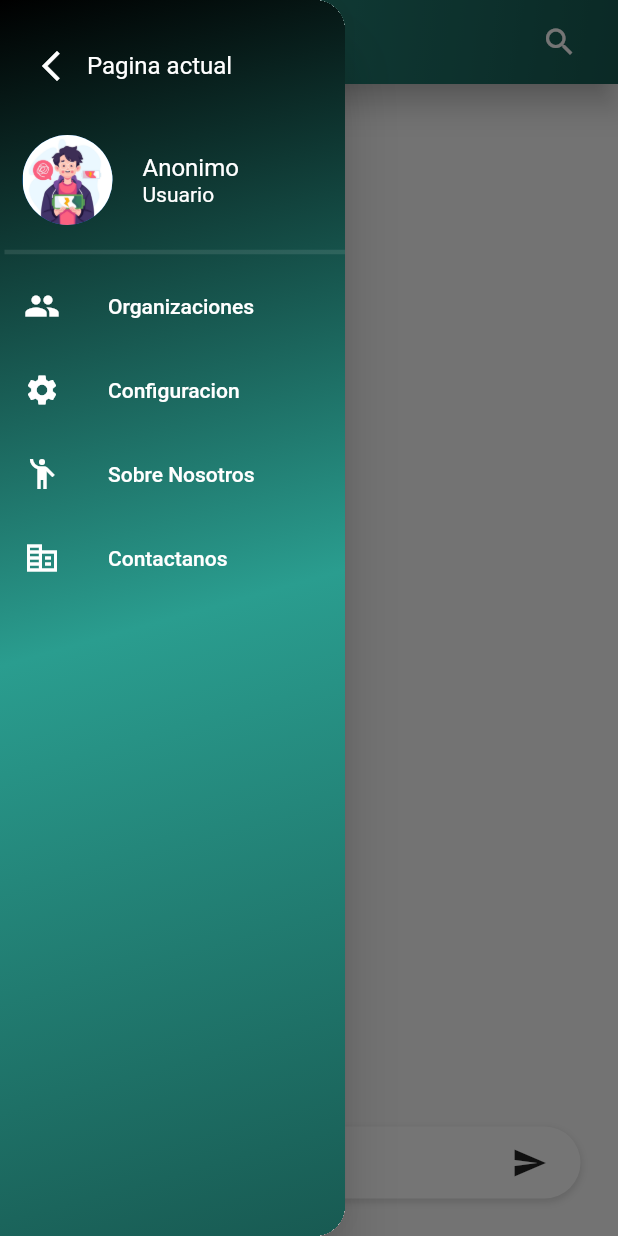
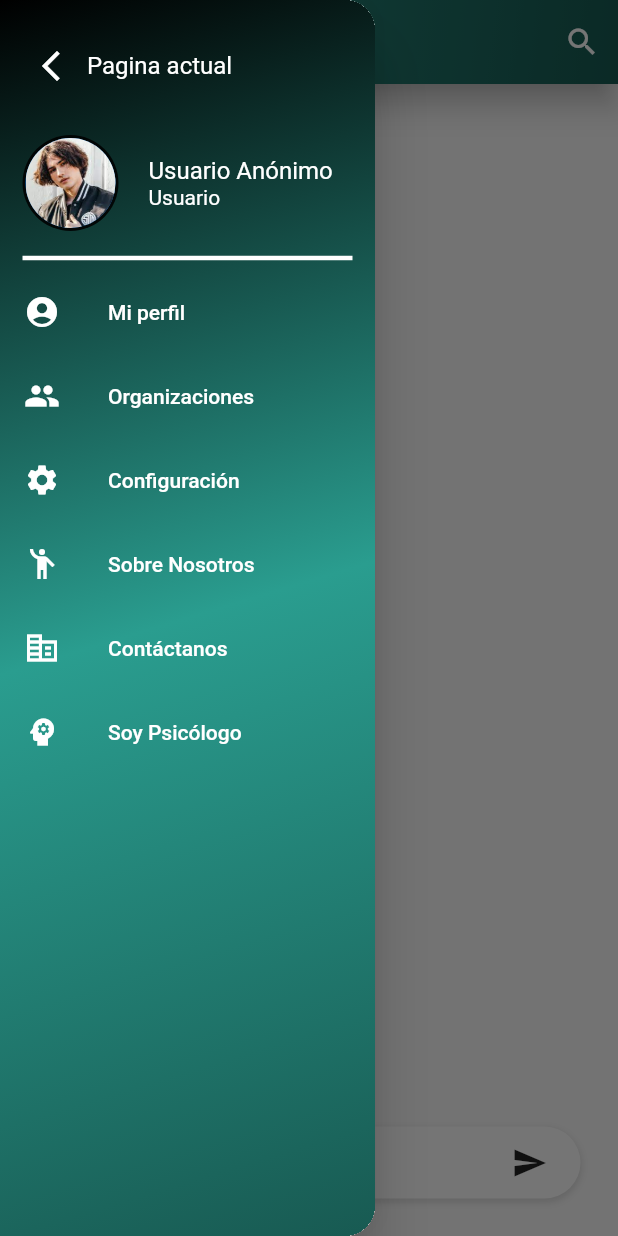
Before and after one commit to WanderTheWeeb/Sante, a Flutter app: the Sante screen opened by its route, with the side drawer open, on a phone screen of 412 x 824 dp. Run offline on Flutter 3.47's test engine with Material 2 defaults, Android fonts, the light colour scheme and no system bars; our stand-ins replace shared_preferences, smooth_page_indicator; accounts and stored records are empty.

Commit message:
Drawer con estilo y se corrigio un problema con las dimensiones

```diff
--- a/lib/src/screens/Sante.dart
+++ b/lib/src/screens/Sante.dart
@@ -24,7 +24,8 @@ class _SanteState extends State<Sante> {
           onPressed: () {
             _globalKey.currentState?.openDrawer();
           },
-            icon: const Icon(Icons.menu)),
+          icon: const Icon(Icons.menu),
+        ),
         elevation: 8,
         backgroundColor: Colors.transparent,
         flexibleSpace: Container(
@@ -32,7 +33,7 @@ class _SanteState extends State<Sante> {
             gradient: LinearGradient(
               colors: [
                 Color.fromRGBO(42, 157, 143, 1.0),
-                Color.fromRGBO(24, 90, 82, 1.0)
+                Color.fromRGBO(24, 90, 82, 1.0),
               ],
               begin: Alignment.topLeft,
               end: Alignment.bottomRight,
@@ -40,25 +41,19 @@ class _SanteState extends State<Sante> {
           ),
         ),
         actions: [
-          Container(
-            margin: const EdgeInsets.symmetric(horizontal: 15),
-            child: Row(
-              children: [
           IconButton(
-                  icon: const Icon(Icons.search), // Icono del botón
+            icon: const Icon(Icons.search),
             onPressed: () {
-                    // Acción al presionar el botón (puedes colocar aquí tu lógica)
+              // Acción al presionar el botón de búsqueda
             },
-                ),
-              ],
-            ),
           ),
         ],
       ),
       body: const ChatScreen(),
       drawer: Drawer(
-        width: 230,
-        shape: const RoundedRectangleBorder(borderRadius: BorderRadius.horizontal(right: Radius.circular(20))),
+        width: 250,
+        shape: const RoundedRectangleBorder(borderRadius: BorderRadius.horizontal(right: Radius.circular(20)),
+        ),
         child: Container(
           decoration: const BoxDecoration(
             gradient: LinearGradient(
@@ -71,15 +66,19 @@ class _SanteState extends State<Sante> {
               end: Alignment.bottomRight,
             ),
           ),
-          child: Column(
+          child: ListView(
+            children: [
+              Column(
                 crossAxisAlignment: CrossAxisAlignment.start,
                 children: [
-              Padding(
+                  Container(
                     padding: const EdgeInsets.fromLTRB(10, 20, 20, 20),
                     child: Row(
                       children: [
                         IconButton(
-                      onPressed: () {},
+                          onPressed: () {
+                            Navigator.pop(context);
+                          },
                           icon: const Icon(
                             Icons.arrow_back_ios_new,
                             color: Colors.white,
@@ -88,7 +87,7 @@ class _SanteState extends State<Sante> {
                         const Text(
                           pagenow,
                           style: TextStyle(color: Colors.white, fontSize: 16),
-                    )
+                        ),
                       ],
                     ),
                   ),
@@ -98,15 +97,19 @@ class _SanteState extends State<Sante> {
                       mainAxisAlignment: MainAxisAlignment.start,
                       children: [
                         CircleAvatar(
+                          backgroundColor: Colors.black87,
+                          radius: 32,
+                          child: CircleAvatar(
                             radius: 30,
-                      backgroundImage: AssetImage('assets/images/IntroImage.jpg'),
+                            backgroundImage: AssetImage('assets/images/profileDefault.jpg'),
+                          ),
                         ),
                         SizedBox(width: 20),
                         Column(
                           crossAxisAlignment: CrossAxisAlignment.start,
                           children: [
                             Text(
-                          'Anonimo',
+                              'Usuario Anónimo',
                               style: TextStyle(
                                 color: Colors.white,
                                 fontSize: 16,
@@ -120,21 +123,23 @@ class _SanteState extends State<Sante> {
                               ),
                             ),
                           ],
-                    )
+                        ),
                       ],
                     ),
                   ),
-              const Divider(color: Colors.white10, thickness: 3, indent: 3),
+                  const Divider(color: Colors.white, thickness: 3, indent: 15, endIndent: 15),
+                  TileDrawer('Mi perfil', Icons.account_circle),
                   TileDrawer('Organizaciones', Icons.group),
-              TileDrawer('Configuracion', Icons.settings),
+                  TileDrawer('Configuración', Icons.settings),
                   TileDrawer('Sobre Nosotros', Icons.emoji_people),
-              TileDrawer('Contactanos', Icons.corporate_fare),
+                  TileDrawer('Contáctanos', Icons.corporate_fare),
+                  TileDrawer('Soy Psicólogo', Icons.psychology),
+                ],
+              ),
             ],
           ),
         ),
-      )
-
-      ,
+      ),
     );
   }
 }
--- a/lib/utils/utils.dart
+++ b/lib/utils/utils.dart
@@ -12,7 +12,8 @@ Widget TextSectionV1(String title, String text) => Column(
               border: Border.all(color: Colors.grey[300]!),
               borderRadius: BorderRadius.circular(8),
             ),
-          child: Column(crossAxisAlignment: CrossAxisAlignment.start, children: [
+            child:
+                Column(crossAxisAlignment: CrossAxisAlignment.start, children: [
               SectionTitle(title),
               const SizedBox(height: 16),
               SectionText(text),
@@ -20,7 +21,6 @@ Widget TextSectionV1(String title, String text) => Column(
             ]),
           ),
         ),
-
       ],
     );
 
--- a/pubspec.yaml
+++ b/pubspec.yaml
@@ -64,6 +64,7 @@ flutter:
   # To add assets to your application, add an assets section, like this:
   assets:
      - assets/images/IntroImage.jpg
+     - assets/images/profileDefault.jpg
   #   - images/a_dot_ham.jpeg
 
   # An image asset can refer to one or more resolution-specific "variants", see
```
Also changed, not shown: assets/images/profileDefault.jpg (added). Lines whose indentation alone changed are shown as unchanged.
